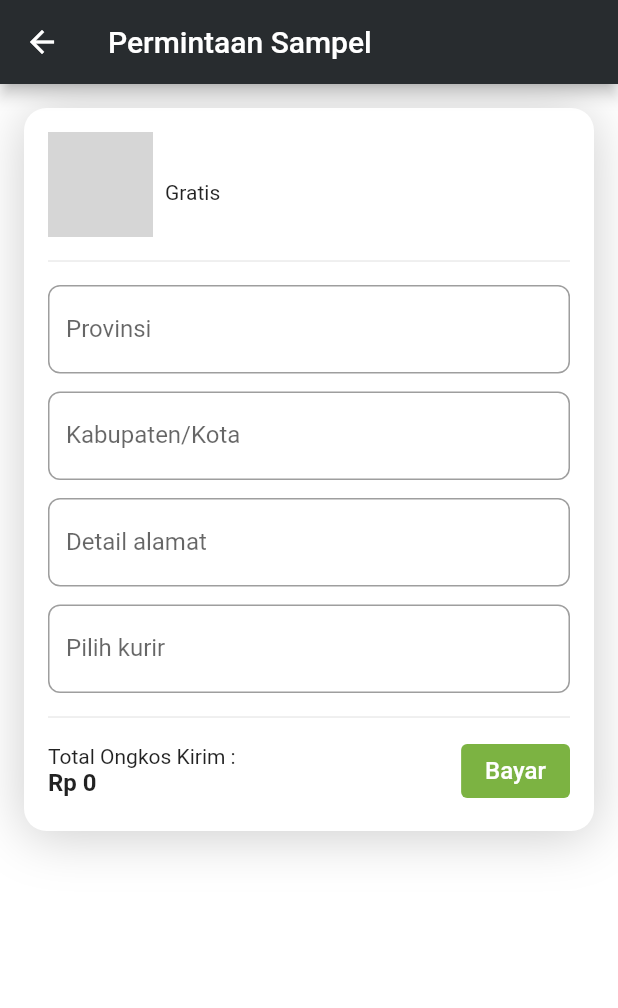
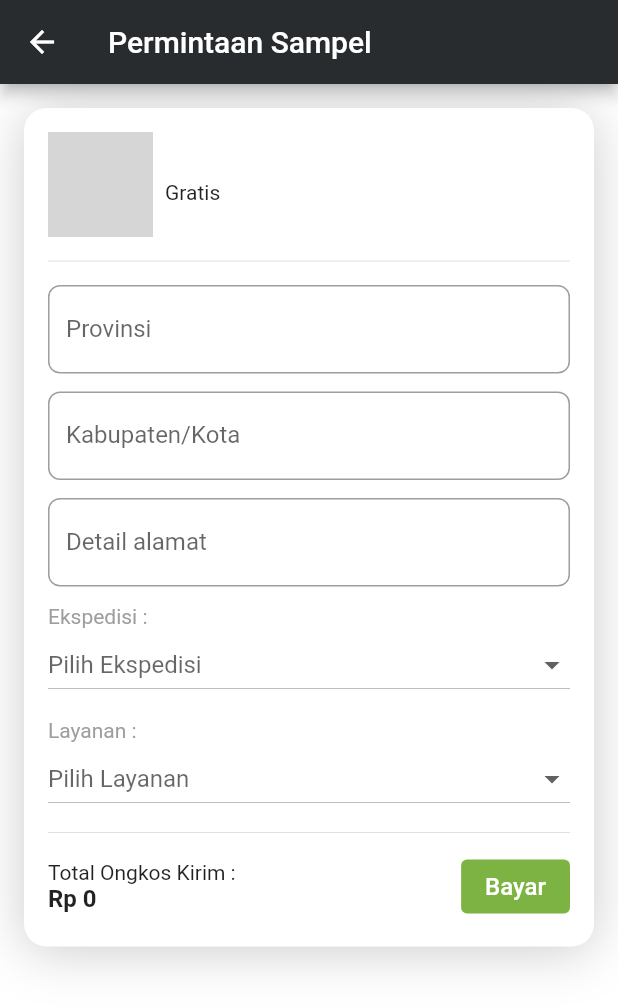
Before and after one commit to ilhmwisnu/java_ijen_mobile, a Flutter app: the AddSampleRequestScreen screen opened directly with empty values, on a phone screen of 412 x 824 dp. Shown: the top 1008 px of the screen. Run offline on Flutter 3.47's test engine with Material 2 defaults, Android fonts, the phone set to English and light mode, and no system bars; drawn by our look-alikes of searchfield; our stand-ins replace firebase_auth, firebase_core, firebase_database, firebase_storage, geolocator, image_picker; accounts and stored records are empty; network calls fail; grey boxes are pictures that could not be loaded.

Commit message:
add ekspedisi drop down

```diff
--- a/lib/screen/SampelProduk/reqSample_screen.dart
+++ b/lib/screen/SampelProduk/reqSample_screen.dart
@@ -20,6 +20,8 @@ class _AddSampleRequestScreenState extends State<AddSampleRequestScreen> {
   int _hargaOngkir = 0;
   List _provinceList = [];
   List _cityList = [];
+  String ekspedisiValue = "";
+  String city_id = "";
 
   @override
   void initState() {
@@ -29,7 +31,6 @@ class _AddSampleRequestScreenState extends State<AddSampleRequestScreen> {
       });
     });
     // TODO: implement initState
-
     super.initState();
   }
 
@@ -157,17 +158,60 @@ class _AddSampleRequestScreenState extends State<AddSampleRequestScreen> {
                                   borderRadius: BorderRadius.circular(8))),
                         ),
                         SizedBox(height: 12),
-                        SearchField(
-                          textInputAction: TextInputAction.done,
-                          suggestions: [SearchFieldListItem("Jember")],
-                          // controller: ,
-                          onSubmit: (value) {},
-                          searchInputDecoration: InputDecoration(
-                              label: Text("Pilih kurir"),
-                              border: OutlineInputBorder(
-                                  borderRadius: BorderRadius.circular(8))),
+                        Text(
+                          "Ekspedisi :",
+                          style: TextStyle(color: Colors.grey.shade500),
                         ),
-                        SizedBox(height: 8),
+                        DropdownButton(
+                          borderRadius: BorderRadius.circular(12),
+                          isExpanded: true,
+                          hint: Text("Pilih Ekspedisi"),
+                          value: (ekspedisiValue == "") ? null : ekspedisiValue,
+                          items: ["JNE", "POS", "Tiki"]
+                              .map((data) => DropdownMenuItem(
+                                    child: Text(data),
+                                    value: data.toString().toLowerCase(),
+                                  ))
+                              .toList(),
+                          onChanged: (e) {
+                            setState(() {
+                              ekspedisiValue = e.toString();
+                            });
+                          },
+                        ),
+                        SizedBox(height: 12),
+                        Text(
+                          "Layanan :",
+                          style: TextStyle(color: Colors.grey.shade500),
+                        ),
+                        DropdownButton(
+                          borderRadius: BorderRadius.circular(12),
+                          isExpanded: true,
+                          hint: Text("Pilih Layanan"),
+                          value: (ekspedisiValue == "") ? null : ekspedisiValue,
+                          items: ["JNE", "POS", "Tiki"]
+                              .map((data) => DropdownMenuItem(
+                                    child: Text(data),
+                                    value: data.toString().toLowerCase(),
+                                  ))
+                              .toList(),
+                          onChanged: (e) {
+                            setState(() {
+                              ekspedisiValue = e.toString();
+                            });
+                          },
+                        ),
+                        // SearchField(
+                        //   textInputAction: TextInputAction.done,
+                        //   suggestions: [SearchFieldListItem("Jember")],
+                        //   // controller: ,
+                        //   onSubmit: (value) {},
+                        //   searchInputDecoration: InputDecoration(
+                        //       label: Text("Pilih Ekspedisi"),
+                        //       border: OutlineInputBorder(
+                        //           borderRadius: BorderRadius.circular(8))),
+                        // ),
+                        SizedBox(height: 4),
                         Divider(),
                         SizedBox(height: 4),
                         Row(
```
